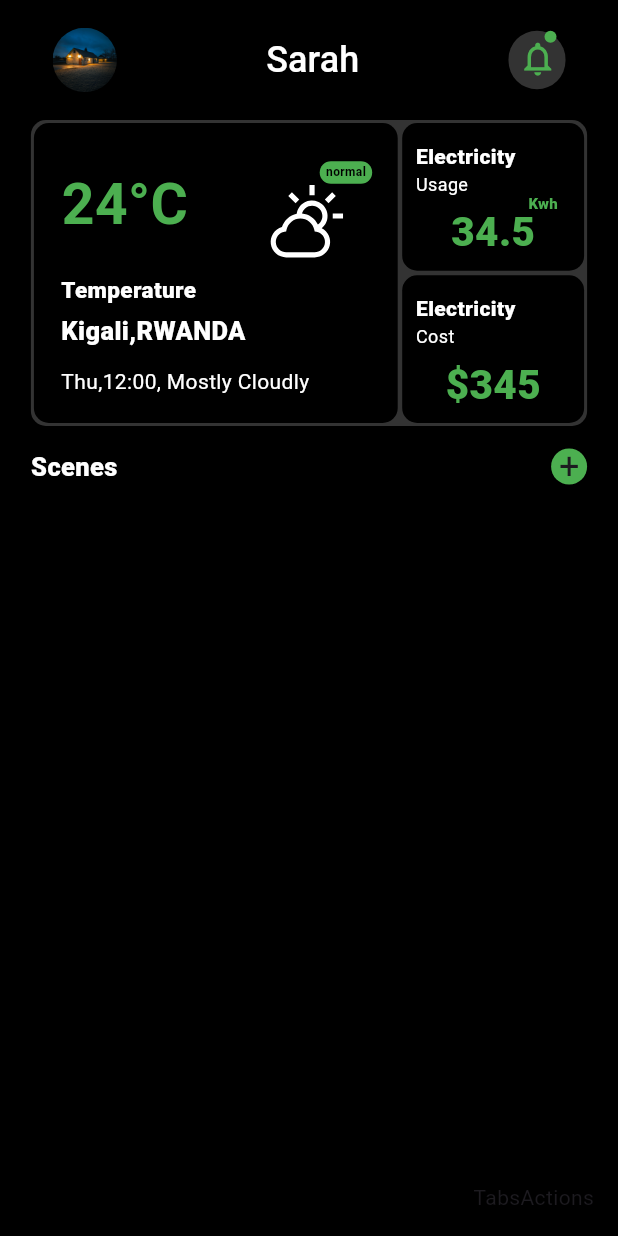
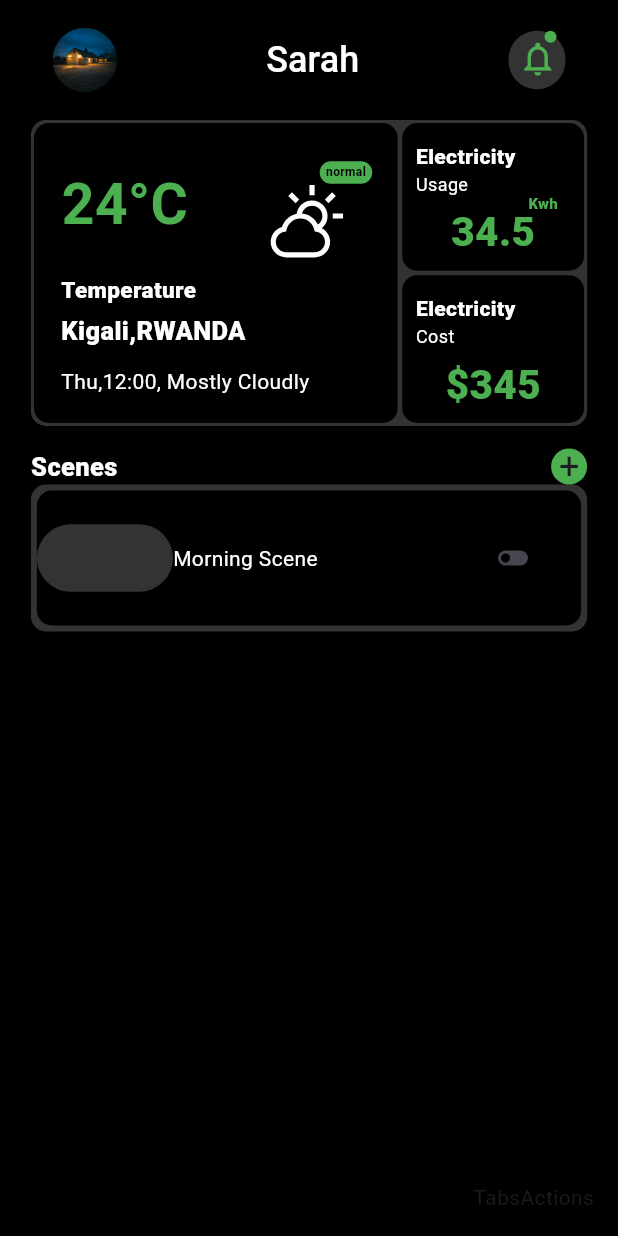
Before and after one commit to Tuyisenge2/E-commrcer-SPA-flutter, a Flutter app: the Dashboard screen opened by its route, on a phone screen of 412 x 824 dp. Run offline on Flutter 3.47's test engine with Material 3 defaults, Android fonts, the phone set to English and light mode, and no system bars; our stand-ins replace flutter_svg, go_router.

Commit message:
ui-scene card

```diff
--- /dev/null
+++ b/lib/components/scene_card.dart
@@ -0,0 +1,54 @@
+import 'package:flutter/material.dart';
+
+class SceneCard extends StatelessWidget {
+  @override
+  Widget build(BuildContext context) {
+    return Container(
+      padding: EdgeInsets.all(4),
+      decoration: BoxDecoration(
+        color: Colors.white.withOpacity(0.2),
+        borderRadius: BorderRadius.circular(10),
+      ),
+      child: Column(
+        children: [
+          Container(
+            height: 90,
+            decoration: BoxDecoration(
+              color: Colors.black,
+              borderRadius: BorderRadius.circular(10),
+            ),
+            child: Row(
+              children: [
+                Expanded(
+                  flex: 1,
+                  child: Container(
+                    height: 45,
+                    width: 45,
+                    decoration: BoxDecoration(
+                      color: Colors.white.withOpacity(0.2),
+                      borderRadius: BorderRadius.circular(50),
+                    ),
+                  ),
+                ),
+                Expanded(
+                  flex: 2,
+                  child: Text(
+                    'Morning Scene',
+                    style: TextStyle(color: Colors.white),
+                  ),
+                ),
+                Expanded(
+                  flex: 1,
+                  child: IconButton(
+                    onPressed: () {},
+                    icon: Icon(Icons.toggle_off),
+                  ),
+                ),
+              ],
+            ),
+          ),
+        ],
+      ),
+    );
+  }
+}
--- a/lib/pages/Dashboard/dashboard.dart
+++ b/lib/pages/Dashboard/dashboard.dart
@@ -3,6 +3,7 @@ import 'package:flutter_svg/svg.dart';
 import 'package:new_app/components/nav_bar.dart';
 import 'package:new_app/components/plus_button.dart';
 import 'package:new_app/components/responsive_text.dart';
+import 'package:new_app/components/scene_card.dart';
 
 class Dashboard extends StatelessWidget {
   @override
@@ -333,6 +334,8 @@ class Dashboard extends StatelessWidget {
                     PlusButton(),
                   ],
                 ),
+
+                SceneCard()
               ],
             ),
           ),
```
